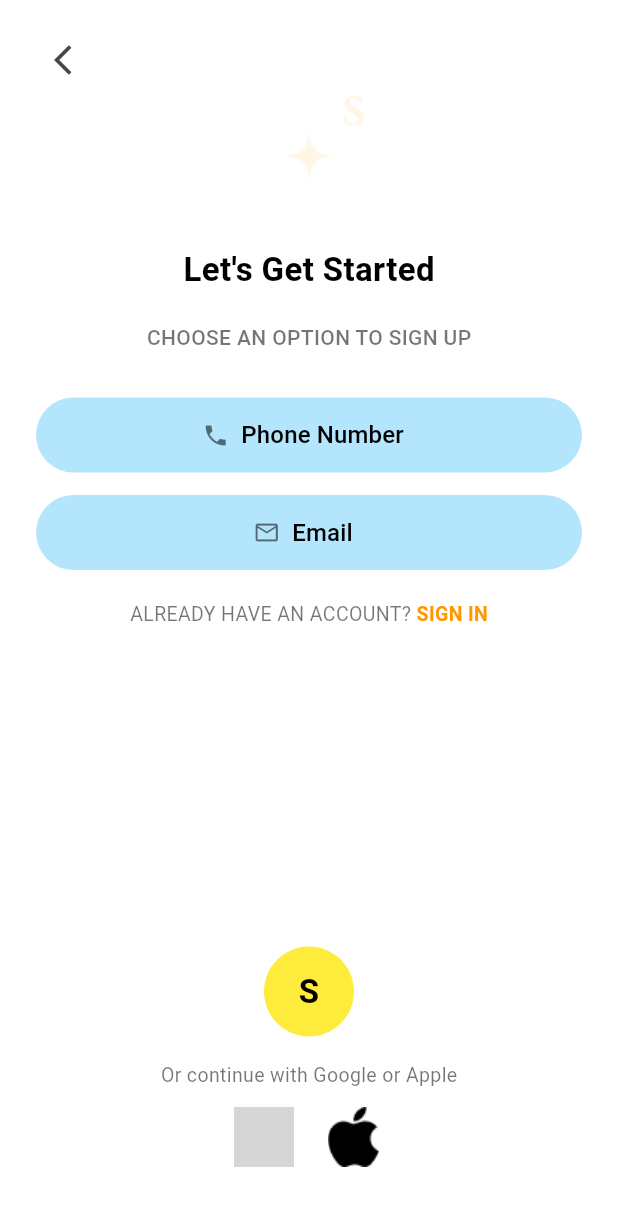
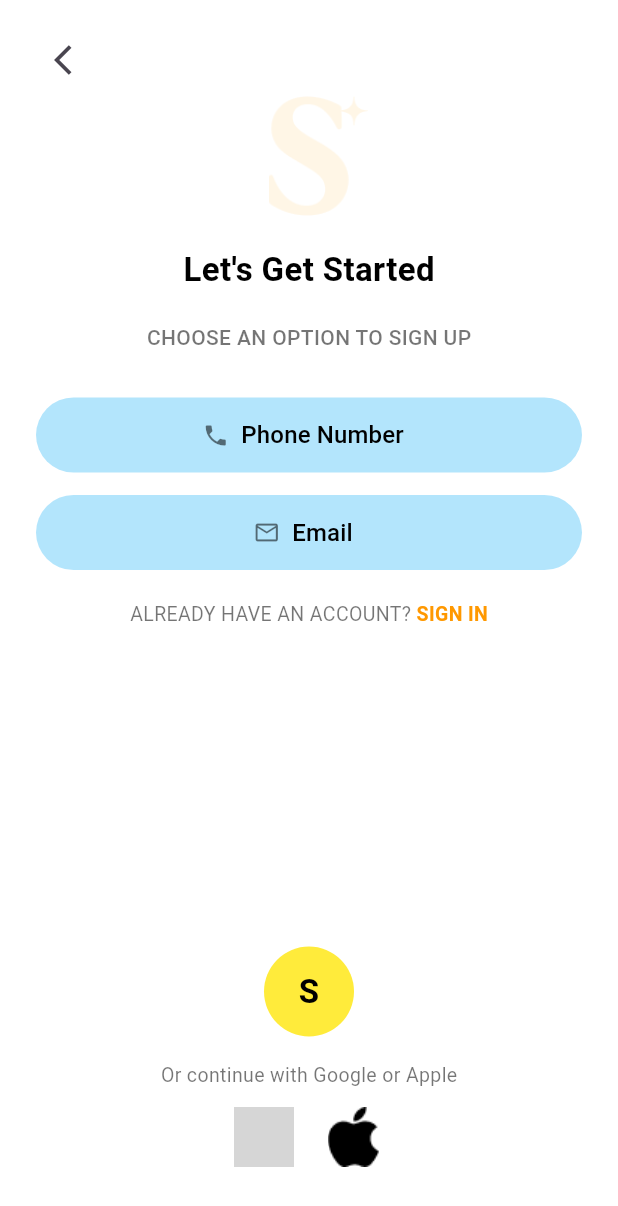
Before and after one commit to Amansarfraz/sparkle_app, a Flutter app: the SignUpScreen screen opened by its route, on a phone screen of 412 x 824 dp. Shown: the top 1206 px of the screen. Run offline on Flutter 3.47's test engine with Material 3 defaults, Android fonts, the phone set to English and light mode, and no system bars; Roboto replaces fonts that are missing (Poppins); grey boxes are pictures that could not be loaded.

Commit message:
Initial commit

```diff
--- a/lib/screens/sign_up_screen.dart
+++ b/lib/screens/sign_up_screen.dart
@@ -28,12 +28,16 @@
               Stack(
                 alignment: Alignment.topRight,
                 children: [
-                  Image.asset("assets/images/star.png", height: 80, width: 80),
+                  Image.asset(
+                    "assets/images/Vector (1).png",
+                    height: 80,
+                    width: 80,
+                  ),
                   Positioned(
                     top: 0,
                     right: 0,
                     child: Image.asset(
-                      "assets/images/Vector (1).png",
+                      "assets/images/star.png",
                       height: 20,
                       width: 20,
                     ),
@@ -154,11 +158,7 @@
               Row(
                 mainAxisAlignment: MainAxisAlignment.center,
                 children: [
-                  Image.asset(
-                    "assets/images/google.png",
-                    height: 40,
-                    width: 40,
-                  ),
+                  Image.asset("assets/images/Group.png", height: 40, width: 40),
                   const SizedBox(width: 20),
                   Image.asset("assets/images/apple.png", height: 40, width: 40),
                 ],
```
Also changed, not shown: assets/images/Group.png (added), assets/images/google.png (deleted).
